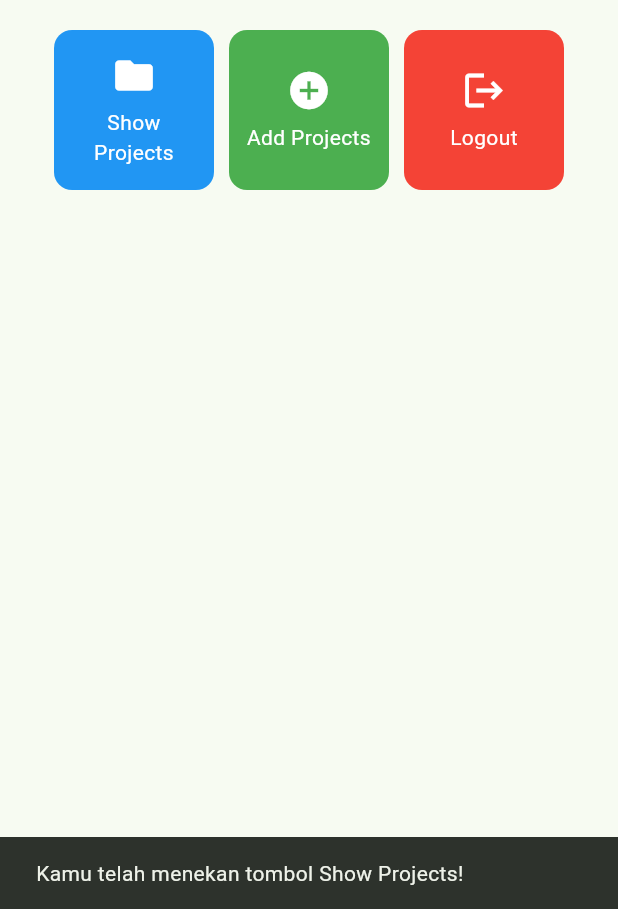
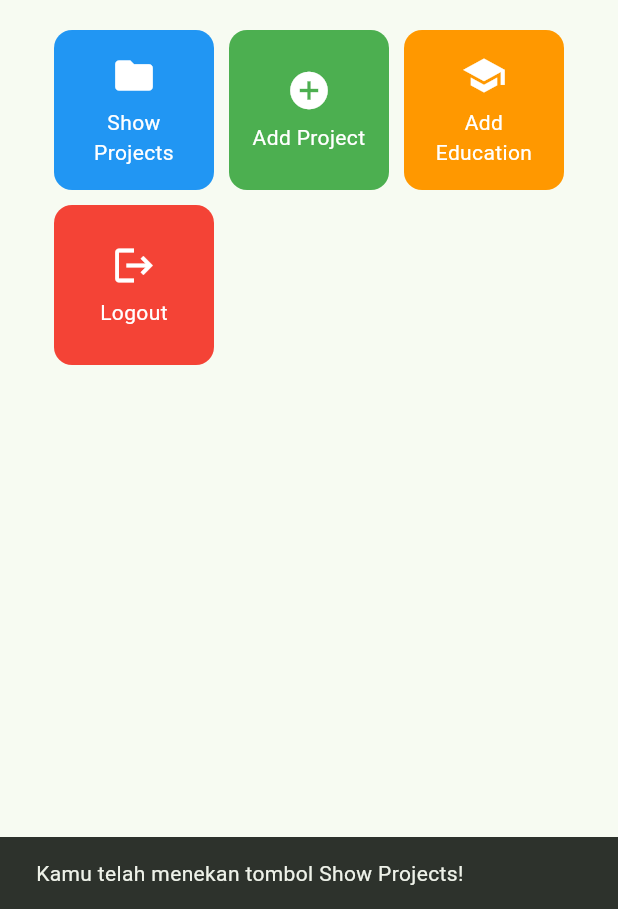
Before and after one commit to mirzalfathi/myportofolio_mobile, a Flutter app: the LeftDrawer widget shown alone on an empty page, opened directly, after a tap on "Home", after a tap on "Show Projects", on a phone screen of 412 x 824 dp, the part 327-1236 px from its top. Run offline on Flutter 3.47's test engine with Material 3 defaults, Android fonts, the phone set to English and light mode, and no system bars.

Commit message:
feat: menambahkan add education pada left drawer, menu, dll

```diff
--- a/lib/screens/menu.dart
+++ b/lib/screens/menu.dart
@@ -11,7 +11,8 @@ class MyHomePage extends StatelessWidget {
 
   final List<ItemHomepage> items = [
     ItemHomepage("Show Projects", Icons.folder, Colors.blue),
-    ItemHomepage("Add Projects", Icons.add_circle, Colors.green),
+    ItemHomepage("Add Project", Icons.add_circle, Colors.green),
+    ItemHomepage("Add Education", Icons.school, Colors.orange),
     ItemHomepage("Logout", Icons.logout, Colors.red),
   ];
 
--- a/lib/widgets/left_drawer.dart
+++ b/lib/widgets/left_drawer.dart
@@ -1,6 +1,7 @@
 import 'package:flutter/material.dart';
 import 'package:myportofolio_mobile/screens/menu.dart';
 import 'package:myportofolio_mobile/screens/project_form.dart';
+import 'package:myportofolio_mobile/screens/education_form.dart';
 
 class LeftDrawer extends StatelessWidget {
   const LeftDrawer({super.key});
@@ -62,6 +63,18 @@ class LeftDrawer extends StatelessWidget {
               );
             },
           ),
+          ListTile(
+            leading: const Icon(Icons.school_outlined),
+            title: const Text('Add Education'),
+            onTap: () {
+              Navigator.pushReplacement(
+                context,
+                MaterialPageRoute(
+                  builder: (context) => const EducationFormPage(),
+                ),
+              );
+            },
+          ),
         ],
       ),
     );
--- a/lib/widgets/project_card.dart
+++ b/lib/widgets/project_card.dart
@@ -1,5 +1,6 @@
 import 'package:flutter/material.dart';
 import 'package:myportofolio_mobile/screens/project_form.dart';
+import 'package:myportofolio_mobile/screens/education_form.dart';
 
 class ItemHomepage {
   final String name;
@@ -38,6 +39,13 @@ class ItemCard extends StatelessWidget {
                 builder: (context) => const ProjectFormPage(),
               ),
             );
+          } else if (item.name == "Add Education") {
+            Navigator.push(
+              context,
+              MaterialPageRoute(
+                builder: (context) => const EducationFormPage(),
+              ),
+            );
           }
         },
         child: Container(
```
